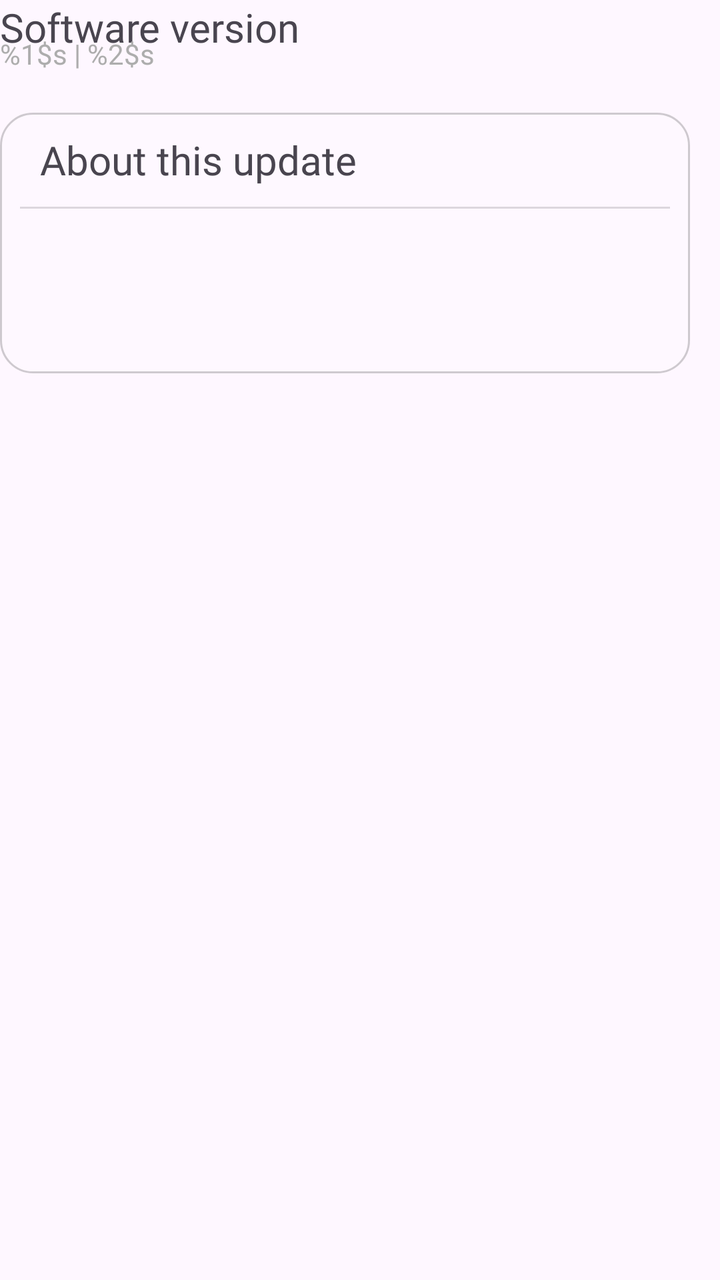
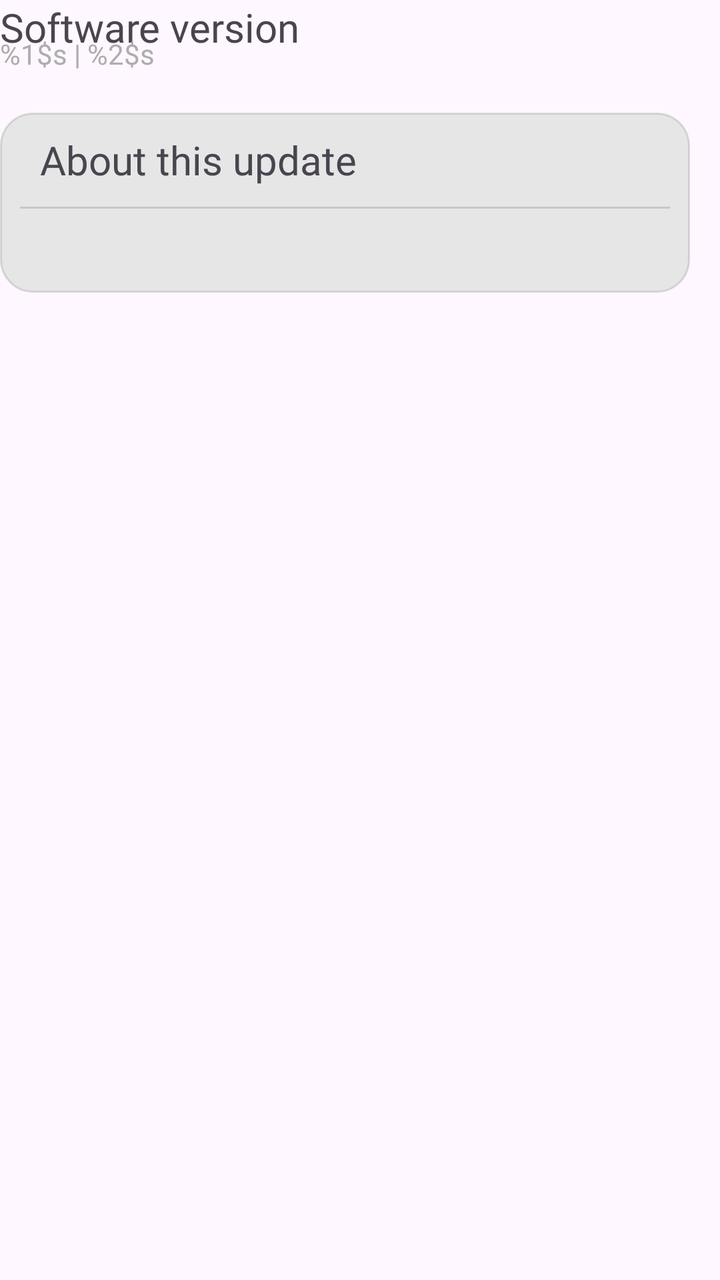

An Android layout rendered at two revisions. The XML below is the earlier revision; the diff shows what the commit changed to produce the second picture.
<!-- AndroidManifest.xml: application theme Base.Theme.NullUpdates -->
<!-- res/layout/update_available.xml -->
<?xml version="1.0" encoding="utf-8"?>
<LinearLayout xmlns:android="http://schemas.android.com/apk/res/android"
    xmlns:tools="http://schemas.android.com/tools"
    android:layout_width="match_parent"
    android:layout_height="wrap_content"
    android:layout_marginStart="19dp"
    android:layout_marginTop="10dp"
    android:orientation="vertical"
    tools:context=".UpdatesAvailable">
    <TextView
        android:layout_width="wrap_content"
        android:layout_height="wrap_content"
        android:textSize="20sp"
        android:fontFamily="@font/san_frans_display"
        android:text="@string/soft_ver"/>
    <TextView
        android:layout_width="wrap_content"
        android:layout_height="wrap_content"
        android:layout_marginTop="-10dp"
        android:layout_marginBottom="20dp"
        android:textSize="14sp"
        android:textColor="#ADADAD"
        android:fontFamily="@font/san_frans"
        android:text="@string/versionAndSize"/>
    <LinearLayout
        android:layout_width="match_parent"
        android:layout_height="wrap_content"
        android:layout_marginEnd="15dp"
        android:orientation="vertical"
        android:background="@drawable/interactive_card">
        <TextView
            android:layout_width="wrap_content"
            android:layout_height="wrap_content"
            android:layout_marginStart="20dp"
            android:layout_marginTop="10dp"
            android:layout_marginBottom="10dp"
            android:fontFamily="@font/san_frans_pro_display_med"
            android:textSize="20sp"
            android:text="@string/about_version_header" />
        <View
            android:layout_width="match_parent"
            android:layout_height="1dp"
            android:layout_marginStart="10dp"
            android:layout_marginEnd="10dp"
            android:layout_marginBottom="10dp"
            android:background="?attr/dividerColor" />
        <TextView
            android:id="@+id/changelogHeader"
            android:layout_width="wrap_content"
            android:layout_height="wrap_content"
            android:layout_marginStart="20dp"
            android:layout_marginBottom="5dp"
            android:layout_marginEnd="20dp"
            android:textSize="20sp"
            android:fontFamily="@font/san_frans_pro_display_med" />
        <TextView
            android:id="@+id/changelogText"
            android:layout_width="wrap_content"
            android:layout_height="wrap_content"
            android:layout_marginStart="20dp"
            android:layout_marginBottom="20dp"
            android:layout_marginEnd="20dp"
            android:textSize="15sp"
            android:fontFamily="@font/san_frans_pro_display_med" />
    </LinearLayout>
</LinearLayout>
<!-- resources referenced by this layout -->
<resources>
  <!-- drawable interactive_card (drawable) -->
  <?xml version="1.0" encoding="utf-8"?>
  <shape xmlns:android="http://schemas.android.com/apk/res/android">
      <solid android:color="#20FFFFFF"/>
      <corners android:radius="16dp"/>
      <stroke
          android:width="1dp"
          android:color="?attr/interactiveCardStroke"/>
  </shape>
  <string name="about_version_header">About this update</string>
  <string name="soft_ver">Software version</string>
  <string name="versionAndSize">%1$s | %2$s</string>
  <style name="Base.Theme.NullUpdates" parent="Theme.Material3.DayNight.NoActionBar">
          <item name="backgroundColor">@android:color/white</item>
          <item name="interactiveCard">#20000000</item>
          <item name="interactiveCardStroke">#30000000</item>
          <item name="dividerColor">#22000000</item>
      </style>
</resources>

<!-- the commit's change to res/layout/update_available.xml (unified diff, before → after) -->
@@ -61,6 +61,7 @@
             android:layout_marginBottom="20dp"
             android:layout_marginEnd="20dp"
             android:textSize="15sp"
-            android:fontFamily="@font/san_frans_pro_display_med" />
+            android:fontFamily="@font/san_frans_pro_display_med"
+            android:visibility="gone" />
     </LinearLayout>
 </LinearLayout>
<!-- resource entries referenced after the edit -->
@@ -3,7 +3,7 @@
   <!-- drawable interactive_card (drawable) -->
   <?xml version="1.0" encoding="utf-8"?>
   <shape xmlns:android="http://schemas.android.com/apk/res/android">
-      <solid android:color="#20FFFFFF"/>
+      <solid android:color="?attr/interactiveCard"/>
       <corners android:radius="16dp"/>
       <stroke
           android:width="1dp"
@@ -14,8 +14,8 @@
   <string name="versionAndSize">%1$s | %2$s</string>
   <style name="Base.Theme.NullUpdates" parent="Theme.Material3.DayNight.NoActionBar">
           <item name="backgroundColor">@android:color/white</item>
-          <item name="interactiveCard">#20000000</item>
-          <item name="interactiveCardStroke">#30000000</item>
+          <item name="interactiveCard">#E6E6E6</item>
+          <item name="interactiveCardStroke">#1F000000</item>
           <item name="dividerColor">#22000000</item>
       </style>
 </resources>
